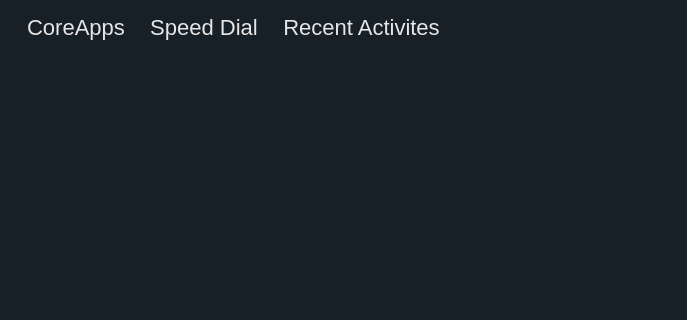
Above: app/start/start.ui from rahmanshaber/corebox before the change; both pictures show x 0 to 687 and y 0 to 320 of the 687 by 584 pixel window. Below: the same form after it.
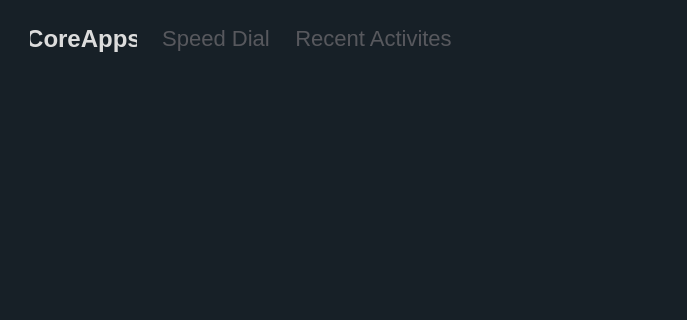
That is the form after the change. The open tabs and pages were chosen to show the change. Icons and pictures are not drawn.

What changed in the file:
```diff
--- a/app/start/start.ui
+++ b/app/start/start.ui
@@ -46,42 +46,39 @@
       <property name="spacing">
        <number>15</number>
       </property>
+      <property name="leftMargin">
+       <number>25</number>
+      </property>
       <property name="topMargin">
+       <number>20</number>
+      </property>
+      <property name="rightMargin">
        <number>10</number>
       </property>
-      <item>
-       <spacer name="horizontalSpacer">
-        <property name="orientation">
-         <enum>Qt::Horizontal</enum>
-        </property>
-        <property name="sizeType">
-         <enum>QSizePolicy::Fixed</enum>
-        </property>
-        <property name="sizeHint" stdset="0">
-         <size>
-          <width>13</width>
-          <height>20</height>
-         </size>
-        </property>
-       </spacer>
-      </item>
+      <property name="bottomMargin">
+       <number>20</number>
+      </property>
       <item>
        <widget class="QPushButton" name="coreApps">
+        <property name="font">
+         <font>
+          <pointsize>18</pointsize>
+         </font>
+        </property>
         <property name="styleSheet">
          <string notr="true">QPushButton{
 border: 1px rgb(67, 67, 67);
 padding: 5px 5px 5px 5px;
-font-size: 22px;
 }
 
-QPushButton:pressed
-{
-border:none;
-border-bottom: 2px solid #DCDCDC;
+QPushButton:checked{
 color: #DCDCDC; 
 font-weight: bold;
 }
-</string>
+
+QPushButton:!checked{
+color: #57585D ;
+}</string>
         </property>
         <property name="text">
          <string>CoreApps</string>
@@ -89,10 +86,18 @@
         <property name="checkable">
          <bool>true</bool>
         </property>
+        <property name="checked">
+         <bool>true</bool>
+        </property>
        </widget>
       </item>
       <item>
        <widget class="QPushButton" name="speedDial">
+        <property name="font">
+         <font>
+          <pointsize>-1</pointsize>
+         </font>
+        </property>
         <property name="styleSheet">
          <string notr="true">QPushButton{
 border: 1px rgb(67, 67, 67);
@@ -100,14 +105,14 @@
 font-size: 22px;
 }
 
-QPushButton:pressed
-{
-border:none;
-border-bottom: 2px solid #DCDCDC;
+QPushButton:checked{
 color: #DCDCDC; 
 font-weight: bold;
 }
-</string>
+
+QPushButton:!checked{
+color: #57585D ;
+}</string>
         </property>
         <property name="text">
          <string>Speed Dial</string>
@@ -122,6 +127,11 @@
       </item>
       <item>
        <widget class="QPushButton" name="recentActivites">
+        <property name="font">
+         <font>
+          <pointsize>-1</pointsize>
+         </font>
+        </property>
         <property name="styleSheet">
          <string notr="true">QPushButton{
 border: 1px rgb(67, 67, 67);
@@ -129,14 +139,14 @@
 font-size: 22px;
 }
 
-QPushButton:pressed
-{
-border:none;
-border-bottom: 2px solid #DCDCDC;
+QPushButton:checked{
 color: #DCDCDC; 
 font-weight: bold;
 }
-</string>
+
+QPushButton:!checked{
+color: #57585D ;
+}</string>
         </property>
         <property name="text">
          <string>Recent Activites</string>
@@ -556,6 +566,9 @@
      </widget>
      <widget class="QWidget" name="precents">
       <layout class="QVBoxLayout" name="verticalLayout">
+       <property name="leftMargin">
+        <number>45</number>
+       </property>
        <item>
         <widget class="QTableWidget" name="recents">
          <property name="minimumSize">
```
Left out of the diff: 8 changed lines with no effect on the pictures.
